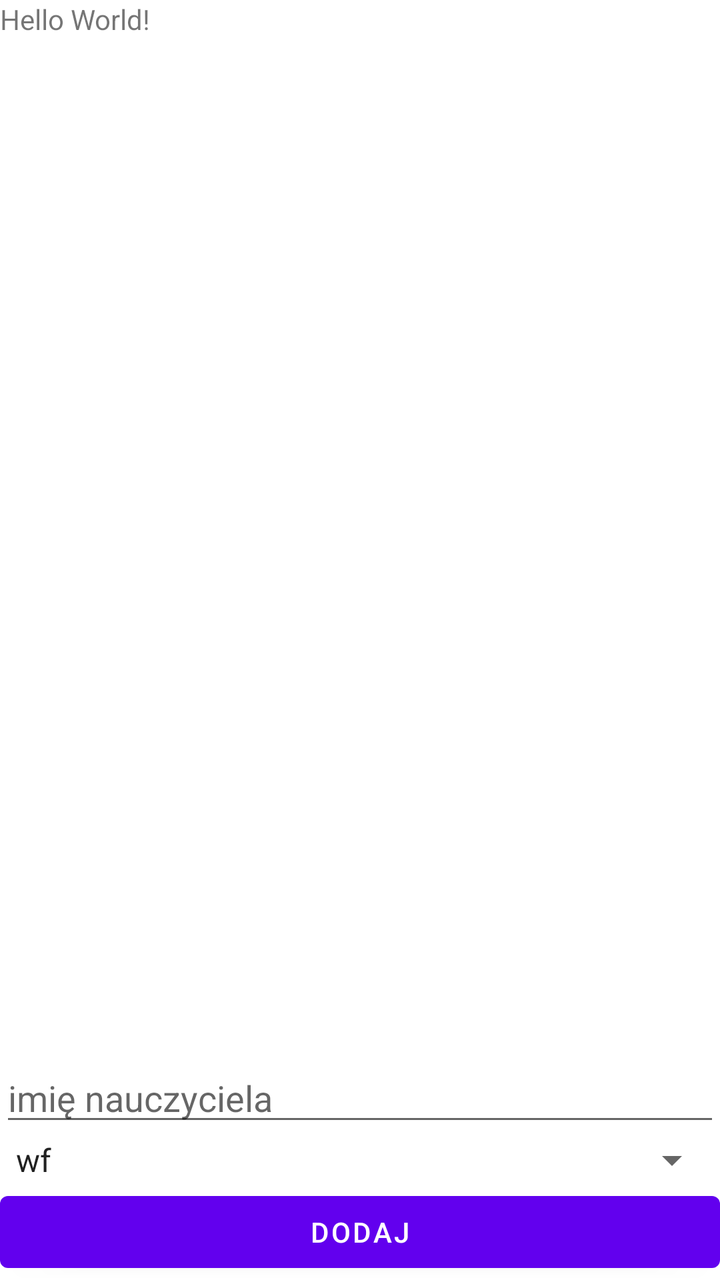
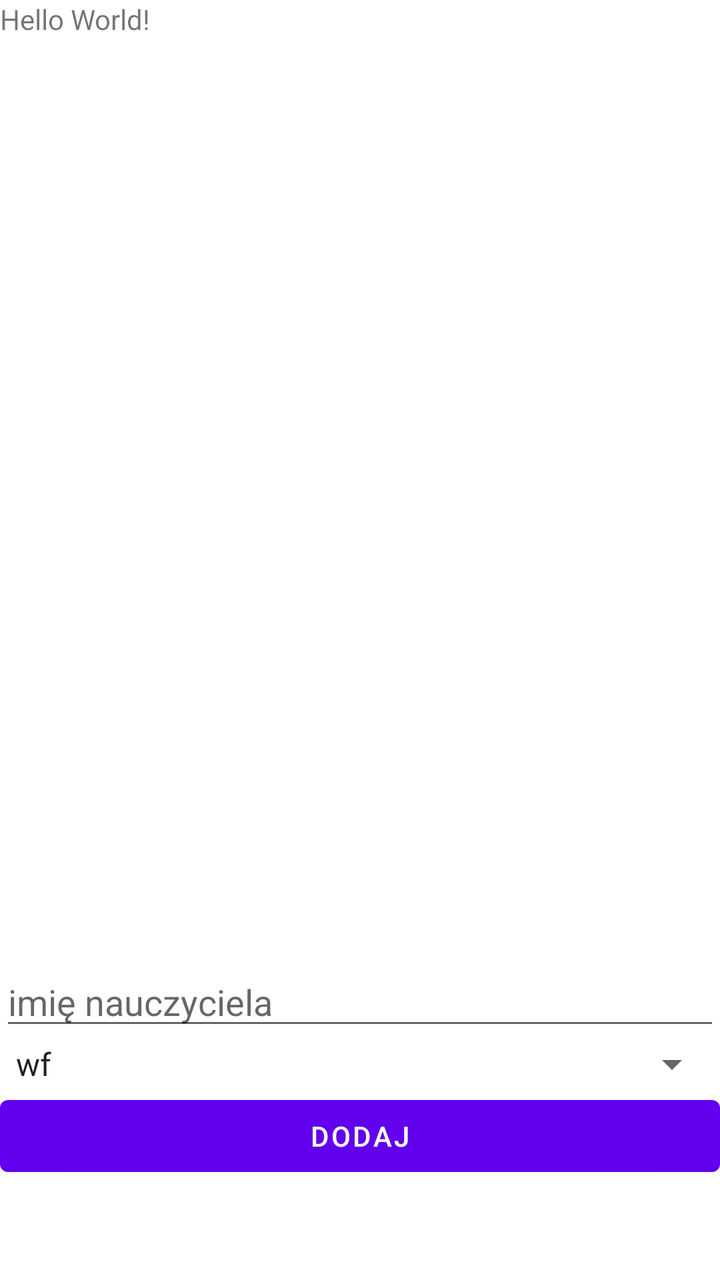

Compare the two renders of this Android layout. The source of the first and the diff that turns it into the second are given below.
<!-- AndroidManifest.xml: application theme Theme.MyApplication -->
<!-- res/layout/activity_main.xml -->
<?xml version="1.0" encoding="utf-8"?>
<LinearLayout xmlns:android="http://schemas.android.com/apk/res/android"
    xmlns:app="http://schemas.android.com/apk/res-auto"
    xmlns:tools="http://schemas.android.com/tools"
    android:layout_width="match_parent"
    android:layout_height="match_parent"
    android:orientation="vertical"
    tools:context=".MainActivity">

    <TextView
        android:layout_width="wrap_content"
        android:layout_height="wrap_content"
        android:text="Hello World!" />

    <ListView
        android:id="@+id/listView"
        android:layout_width="match_parent"
        android:layout_height="wrap_content"
        android:layout_weight="1"
        />

    <EditText
        android:id="@+id/editTextTextPersonName"
        android:layout_width="match_parent"
        android:layout_height="wrap_content"
        android:ems="10"
        android:inputType="textPersonName"
        android:hint="imię nauczyciela" />

    <Spinner
        android:id="@+id/spinner"
        android:layout_width="match_parent"
        android:layout_height="wrap_content"
        android:entries="@array/przedmioty"
        />

    <Button
        android:id="@+id/button"
        android:layout_width="match_parent"
        android:layout_height="wrap_content"
        android:text="Dodaj" />


</LinearLayout>
<!-- resources referenced by this layout -->
<resources>
  <string-array name="przedmioty">
          <item>wf</item>
          <item>plastyka</item>
          <item>informatyka</item>
          <item>programowanie</item>
          <item>fizyka</item>
          <item>język angielski</item>
          <item>język chiński</item>
      </string-array>
  <style name="Theme.MyApplication" parent="Theme.MaterialComponents.DayNight.DarkActionBar">
          
          <item name="colorPrimary">@color/purple_500</item>
          <item name="colorPrimaryVariant">@color/purple_700</item>
          <item name="colorOnPrimary">@color/white</item>
          
          <item name="colorSecondary">@color/teal_200</item>
          <item name="colorSecondaryVariant">@color/teal_700</item>
          <item name="colorOnSecondary">@color/black</item>
          
          <item name="android:statusBarColor">?attr/colorPrimaryVariant</item>
          
      </style>
  <color name="purple_500">#FF6200EE</color>
  <color name="purple_700">#FF3700B3</color>
  <color name="white">#FFFFFFFF</color>
  <color name="teal_200">#FF03DAC5</color>
  <color name="teal_700">#FF018786</color>
  <color name="black">#FF000000</color>
</resources>

<!-- the commit's change to res/layout/activity_main.xml (unified diff, before → after) -->
@@ -40,5 +40,12 @@
         android:layout_height="wrap_content"
         android:text="Dodaj" />
 
+    <Button
+        android:id="@+id/buttonAktualizacja"
+        android:layout_width="match_parent"
+        android:layout_height="wrap_content"
+        android:visibility="invisible"
+        android:text="Uaktualnij" />
+
 
 </LinearLayout>
<!-- resource entries referenced after the edit -->
@@ -8,6 +8,7 @@
           <item>fizyka</item>
           <item>język angielski</item>
           <item>język chiński</item>
+          <item>matematyka</item>
       </string-array>
   <style name="Theme.MyApplication" parent="Theme.MaterialComponents.DayNight.DarkActionBar">
           
